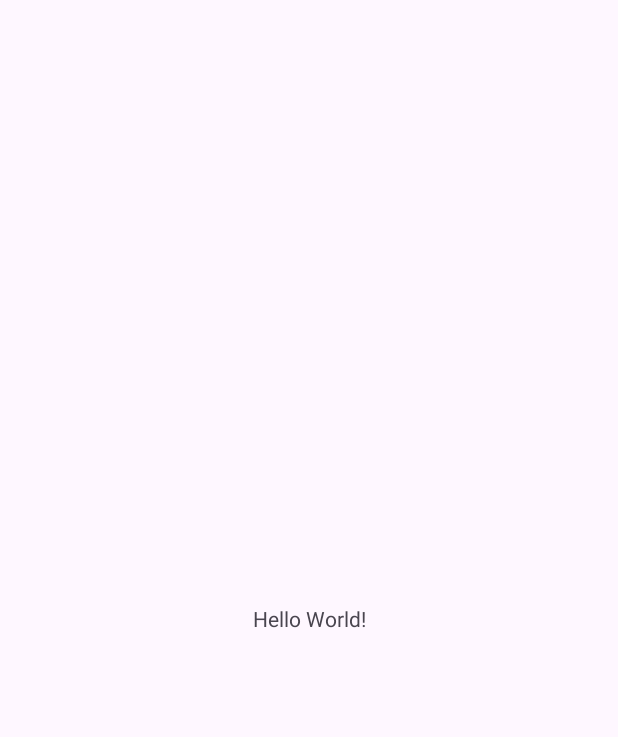
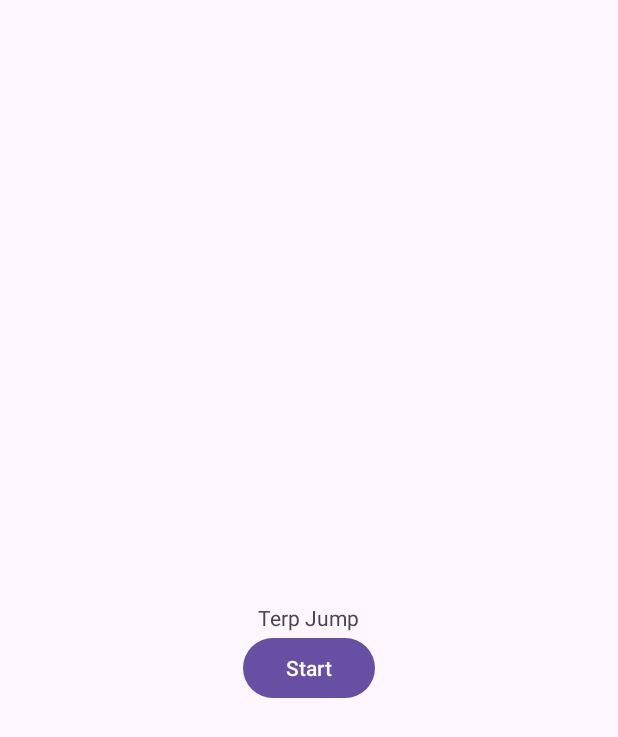
Before and after one commit to RodzAmor/TerpJump, an Android app: the screen it shows after launch (MainActivity), on a phone screen of 412 x 824 dp. Before the commit the part shown is almost empty. Shown: the top 737 px of the screen. Run offline under Robolectric (Android 15) with nearby library versions, the phone set to English and light mode, and no system bars.

Commit message:
Add 2 more activities for game and leaderboard screen, start gui, add GameTimerTask class to schedule game updates

```diff
--- a/app/src/main/AndroidManifest.xml
+++ b/app/src/main/AndroidManifest.xml
@@ -21,6 +21,8 @@
                 <category android:name="android.intent.category.LAUNCHER" />
             </intent-filter>
         </activity>
+        <activity android:name=".GameActivity"/>
+        <activity android:name=".EndActivity"/>
     </application>
 
 </manifest>
--- a/app/src/main/java/com/example/terpjump/MainActivity.kt
+++ b/app/src/main/java/com/example/terpjump/MainActivity.kt
@@ -1,20 +1,25 @@
 package com.example.terpjump
 
+import android.content.Intent
 import android.os.Bundle
-import androidx.activity.enableEdgeToEdge
+import android.widget.Button
 import androidx.appcompat.app.AppCompatActivity
-import androidx.core.view.ViewCompat
-import androidx.core.view.WindowInsetsCompat
 
+// MainActivity handles the start screen
 class MainActivity : AppCompatActivity() {
+    private lateinit var startButton : Button
+
     override fun onCreate(savedInstanceState: Bundle?) {
         super.onCreate(savedInstanceState)
-        enableEdgeToEdge()
         setContentView(R.layout.activity_main)
-        ViewCompat.setOnApplyWindowInsetsListener(findViewById(R.id.main)) { v, insets ->
-            val systemBars = insets.getInsets(WindowInsetsCompat.Type.systemBars())
-            v.setPadding(systemBars.left, systemBars.top, systemBars.right, systemBars.bottom)
-            insets
-        }
+
+        startButton = findViewById(R.id.start_button)
+        startButton.setOnClickListener{ startGame() }
+    }
+
+    // Starts the game (starts activity_game view)
+    fun startGame() {
+        var intent : Intent = Intent(this, GameActivity::class.java)
+        this.startActivity(intent)
     }
 }
--- a/app/src/main/res/layout/activity_main.xml
+++ b/app/src/main/res/layout/activity_main.xml
@@ -1,5 +1,5 @@
 <?xml version="1.0" encoding="utf-8"?>
-<androidx.constraintlayout.widget.ConstraintLayout xmlns:android="http://schemas.android.com/apk/res/android"
+<RelativeLayout xmlns:android="http://schemas.android.com/apk/res/android"
     xmlns:app="http://schemas.android.com/apk/res-auto"
     xmlns:tools="http://schemas.android.com/tools"
     android:id="@+id/main"
@@ -10,10 +10,23 @@
     <TextView
         android:layout_width="wrap_content"
         android:layout_height="wrap_content"
-        android:text="Hello World!"
-        app:layout_constraintBottom_toBottomOf="parent"
-        app:layout_constraintEnd_toEndOf="parent"
-        app:layout_constraintStart_toStartOf="parent"
-        app:layout_constraintTop_toTopOf="parent" />
+        android:text="@string/title"
+        android:id="@+id/title"
 
-</androidx.constraintlayout.widget.ConstraintLayout>
+        android:layout_centerHorizontal="true"
+        android:layout_centerVertical="true"
+        />
+
+    <Button
+        android:layout_width="wrap_content"
+        android:layout_height="wrap_content"
+        android:text="@string/start_button"
+        android:id="@+id/start_button"
+
+        android:layout_below="@+id/title"
+        android:layout_centerHorizontal="true"
+        />
+
+
+
+</RelativeLayout>
--- a/app/src/main/res/values/strings.xml
+++ b/app/src/main/res/values/strings.xml
@@ -1,3 +1,9 @@
 <resources>
     <string name="app_name">TerpJump</string>
+    <string name="title">Terp Jump</string>
+    <string name="start_button">Start</string>
+    <string name="score">Score</string>
+    <string name="high_score">High Score</string>
+    <string name="play_again">Play Again</string>
+    <string name="leaderboard">Leaderboard</string>
 </resources>
```
Also changed, not shown: app/src/main/java/com/example/terpjump/EndActivity.kt (added, +24 -0 lines), app/src/main/java/com/example/terpjump/GameActivity.kt (added, +44 -0 lines), app/src/main/java/com/example/terpjump/GameTimerTask.kt (added, +17 -0 lines), app/src/main/java/com/example/terpjump/GameView.kt (added, +21 -0 lines), app/src/main/res/layout/activity_end.xml (added, +44 -0 lines), app/src/main/res/layout/activity_game.xml (added, +13 -0 lines).
